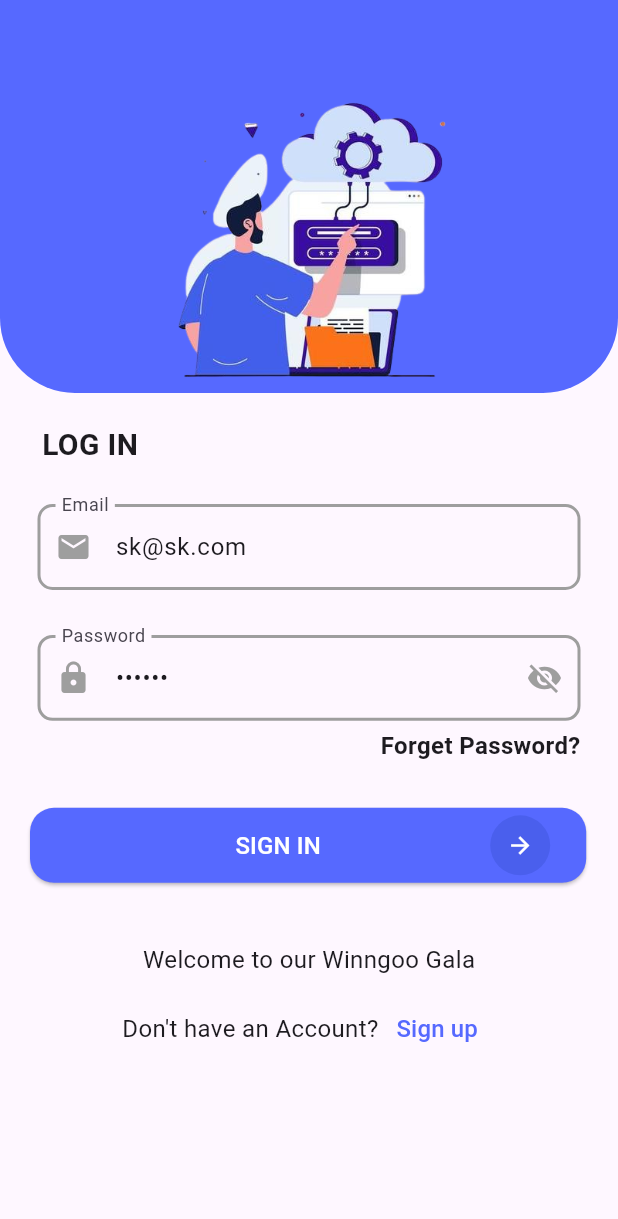
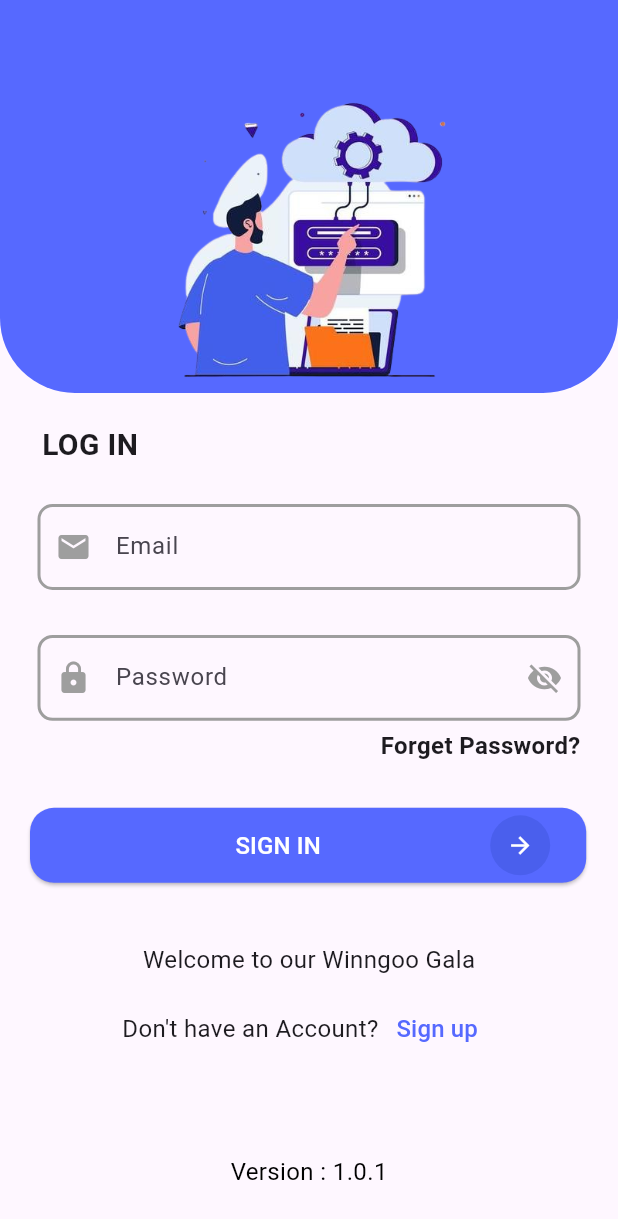
Before and after one commit to shisath/winngoo, a Flutter app: the screen it shows after launch, on a phone screen of 412 x 824 dp. Shown: the top 1219 px of the screen. Run offline on Flutter 3.47's test engine with Material 3 defaults, Android fonts, the phone set to English and light mode, and no system bars; our stand-ins replace animated_splash_screen, get, get_storage, image_picker, lottie, pin_code_fields and 2 more; missing offline and left inert: zego_uikit_prebuilt_video_conference; project files that could hold a hidden picture were left out.

Commit message:
clean controller

```diff
--- a/lib/common_file/functions.dart
+++ b/lib/common_file/functions.dart
@@ -30,7 +30,7 @@ var psycoPng = "assets/psyco.png";
 ///validation
 String? validatePhoneNumber(String? value) {
   final specificStartUKPhoneRegExp = RegExp(
-      r'^(?:\+4477|077)\d{8}$'); // UK mobile number starting with +4477 or 077
+      r'^(?:\+4477|077|044)\d{8}$'); // UK mobile number starting with +4477 or 077
   if (value == null || value.isEmpty) {
     return 'This field cannot be empty';
   } else if (!specificStartUKPhoneRegExp.hasMatch(value)) {
--- a/lib/logIn/login_controller.dart
+++ b/lib/logIn/login_controller.dart
@@ -24,8 +24,8 @@ class LogInController extends GetxController {
   late FocusNode passwordFocusNode = FocusNode();
 
   cleaner() {
-    mailController.text = "sk@sk.com";
-    passwordController.text = "111111";
+    mailController.text = "";
+    passwordController.text = "";
   }
 
   //
--- a/lib/logIn/login_screen.dart
+++ b/lib/logIn/login_screen.dart
@@ -2,6 +2,8 @@ import 'package:flutter/material.dart';
 import 'package:winggoo/LogIn/login_widget.dart';
 import 'package:winggoo/common_file/functions.dart';
 import 'package:winggoo/common_file/getXcontroller.dart';
+import 'package:winggoo/common_file/winngoo_widgets/winngoo_text.dart';
+
 import '../common_file/images.dart';
 import '../common_file/widgets.dart';
 
@@ -37,6 +39,10 @@ class _LogInScreenState extends State<LogInScreen> {
               padding: const EdgeInsets.symmetric(horizontal: 20),
               child: logInWidget(context: context),
             ),
+            SizedBox(
+              height: 20,
+            ),
+            WinngooText(text: "Version : 1.0.1")
           ],
         ),
       ),
--- a/lib/profile/profile_screen.dart
+++ b/lib/profile/profile_screen.dart
@@ -19,6 +19,8 @@ class ProfileScreen extends StatefulWidget {
 
 class _ProfileScreenState extends State<ProfileScreen> {
   @override
+  Widget build(BuildContext context) {
+    @override
     void initState() {
       // TODO: implement initState
       super.initState();
@@ -28,8 +30,6 @@ class _ProfileScreenState extends State<ProfileScreen> {
       });
     }
 
-  @override
-  Widget build(BuildContext context) {
     return Scaffold(
       endDrawer: const CustomeDrawer(),
       body: Obx(
--- a/lib/signup/signUp_screen.dart
+++ b/lib/signup/signUp_screen.dart
@@ -20,6 +20,7 @@ class _SignUpScreenState extends State<SignUpScreen> {
   Widget build(BuildContext context) {
     WidgetsBinding.instance.addPostFrameCallback((_) {
       signUpController.countryApi();
+      signUpController.cleaner();
     });
 
     return Scaffold(
```
Also changed, not shown: lib/conferenceUI/splashScreen.dart (+4 -4 lines), lib/signup/signUp_controller.dart (+13 -1 lines). Lines whose indentation alone changed are shown as unchanged.
